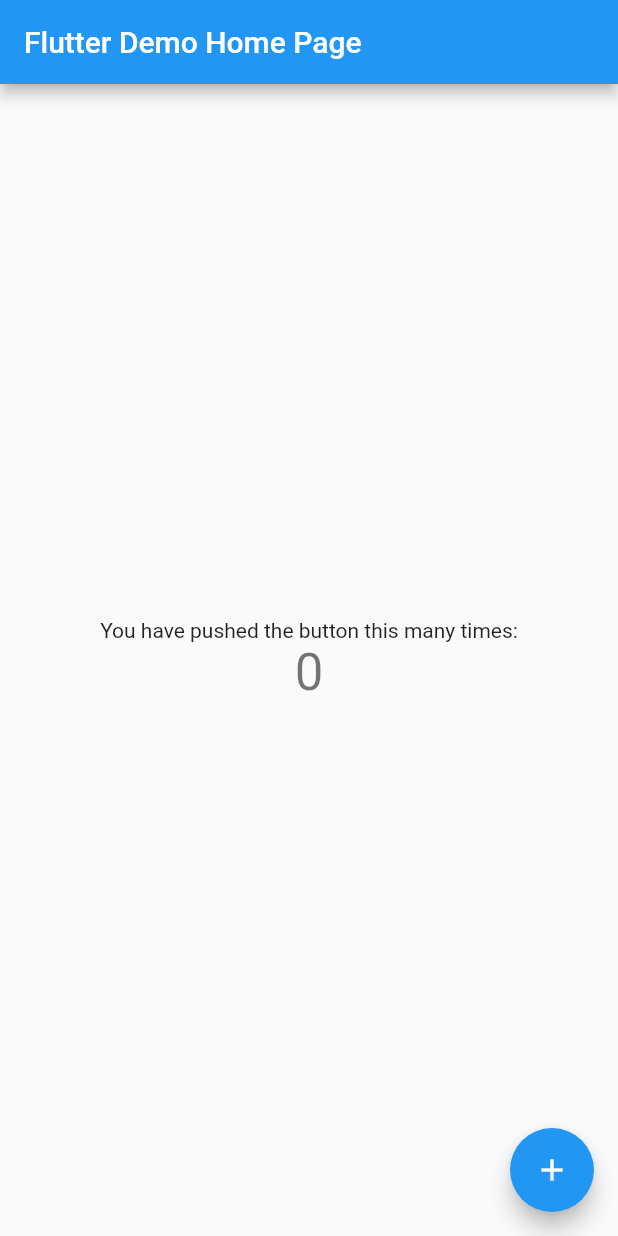
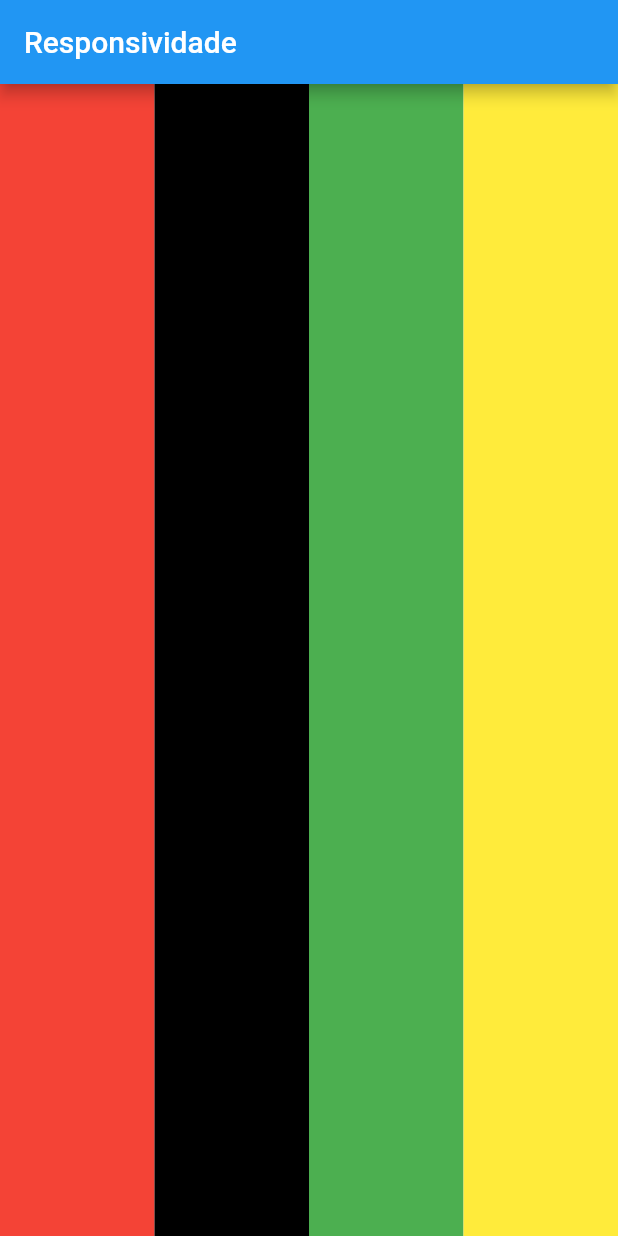
Before and after one commit to felipeioavasso/flutterWeb, a Flutter app: the screen it shows after launch, on a phone screen of 412 x 824 dp. Run offline on Flutter 3.47's test engine with Material 2 defaults, Android fonts, the phone set to English and light mode, and no system bars.

Commit message:
Responsividade com MediaQuery

```diff
--- a/lib/main.dart
+++ b/lib/main.dart
@@ -1,115 +1,11 @@
 import 'package:flutter/material.dart';
+import 'package:flutter_web_aula/responsividade/responsividade_media_query.dart';
 
 void main() {
-  runApp(const MyApp());
+  runApp(const MaterialApp(
+    debugShowCheckedModeBanner: false,
+    title: 'Flutter Web',
+    home: ResponsividadeMediaQuery(),
+
+  ));
 }
-
-class MyApp extends StatelessWidget {
-  const MyApp({Key? key}) : super(key: key);
-
-  // This widget is the root of your application.
-  @override
-  Widget build(BuildContext context) {
-    return MaterialApp(
-      title: 'Flutter Demo',
-      theme: ThemeData(
-        // This is the theme of your application.
-        //
-        // Try running your application with "flutter run". You'll see the
-        // application has a blue toolbar. Then, without quitting the app, try
-        // changing the primarySwatch below to Colors.green and then invoke
-        // "hot reload" (press "r" in the console where you ran "flutter run",
-        // or simply save your changes to "hot reload" in a Flutter IDE).
-        // Notice that the counter didn't reset back to zero; the application
-        // is not restarted.
-        primarySwatch: Colors.blue,
-      ),
-      home: const MyHomePage(title: 'Flutter Demo Home Page'),
-    );
-  }
-}
-
-class MyHomePage extends StatefulWidget {
-  const MyHomePage({Key? key, required this.title}) : super(key: key);
-
-  // This widget is the home page of your application. It is stateful, meaning
-  // that it has a State object (defined below) that contains fields that affect
-  // how it looks.
-
-  // This class is the configuration for the state. It holds the values (in this
-  // case the title) provided by the parent (in this case the App widget) and
-  // used by the build method of the State. Fields in a Widget subclass are
-  // always marked "final".
-
-  final String title;
-
-  @override
-  State<MyHomePage> createState() => _MyHomePageState();
-}
-
-class _MyHomePageState extends State<MyHomePage> {
-  int _counter = 0;
-
-  void _incrementCounter() {
-    setState(() {
-      // This call to setState tells the Flutter framework that something has
-      // changed in this State, which causes it to rerun the build method below
-      // so that the display can reflect the updated values. If we changed
-      // _counter without calling setState(), then the build method would not be
-      // called again, and so nothing would appear to happen.
-      _counter++;
-    });
-  }
-
-  @override
-  Widget build(BuildContext context) {
-    // This method is rerun every time setState is called, for instance as done
-    // by the _incrementCounter method above.
-    //
-    // The Flutter framework has been optimized to make rerunning build methods
-    // fast, so that you can just rebuild anything that needs updating rather
-    // than having to individually change instances of widgets.
-    return Scaffold(
-      appBar: AppBar(
-        // Here we take the value from the MyHomePage object that was created by
-        // the App.build method, and use it to set our appbar title.
-        title: Text(widget.title),
-      ),
-      body: Center(
-        // Center is a layout widget. It takes a single child and positions it
-        // in the middle of the parent.
-        child: Column(
-          // Column is also a layout widget. It takes a list of children and
-          // arranges them vertically. By default, it sizes itself to fit its
-          // children horizontally, and tries to be as tall as its parent.
-          //
-          // Invoke "debug painting" (press "p" in the console, choose the
-          // "Toggle Debug Paint" action from the Flutter Inspector in Android
-          // Studio, or the "Toggle Debug Paint" command in Visual Studio Code)
-          // to see the wireframe for each widget.
-          //
-          // Column has various properties to control how it sizes itself and
-          // how it positions its children. Here we use mainAxisAlignment to
-          // center the children vertically; the main axis here is the vertical
-          // axis because Columns are vertical (the cross axis would be
-          // horizontal).
-          mainAxisAlignment: MainAxisAlignment.center,
-          children: <Widget>[
-            const Text(
-              'You have pushed the button this many times:',
-            ),
-            Text(
-              '$_counter',
-              style: Theme.of(context).textTheme.headline4,
-            ),
-          ],
-        ),
-      ),
-      floatingActionButton: FloatingActionButton(
-        onPressed: _incrementCounter,
-        tooltip: 'Increment',
-        child: const Icon(Icons.add),
-      ), // This trailing comma makes auto-formatting nicer for build methods.
-    );
-  }
-}
--- /dev/null
+++ b/lib/responsividade/responsividade_media_query.dart
@@ -0,0 +1,63 @@
+import 'package:flutter/material.dart';
+
+class ResponsividadeMediaQuery extends StatefulWidget {
+  const ResponsividadeMediaQuery({Key? key}) : super(key: key);
+
+  @override
+  State<ResponsividadeMediaQuery> createState() => _ResponsividadeMediaQueryState();
+}
+
+class _ResponsividadeMediaQueryState extends State<ResponsividadeMediaQuery> {
+  @override
+  Widget build(BuildContext context) {
+
+    // Responsividade com Media Query
+    var largura = MediaQuery.of(context).size.width;
+    var altura = MediaQuery.of(context).size.height;
+
+    // Responsividade com Media Query para barra de status e appbar
+    var alturaBarraStatus = MediaQuery.of(context).padding.top;
+    var alturaAppBar = AppBar().preferredSize.height;
+
+    // Responsividade relativa
+    var larguraItem = largura * 0.25;
+
+    return Scaffold(
+
+      appBar: AppBar(
+        title: const Text('Responsividade'),
+      ),
+
+      body: Row(
+        children: <Widget>[
+
+          Container(
+            width: larguraItem,
+            height: altura - alturaAppBar - alturaBarraStatus,
+            color: Colors.red
+          ),
+
+          Container(
+            width: larguraItem,
+            height: altura - alturaAppBar - alturaBarraStatus,
+            color: Colors.black
+          ),
+
+          Container(
+            width: larguraItem,
+            height: altura - alturaAppBar - alturaBarraStatus,
+            color: Colors.green
+          ),
+
+          Container(
+            width: larguraItem,
+            height: altura - alturaAppBar - alturaBarraStatus,
+            color: Colors.yellow
+          ),
+
+        ],
+      ),
+
+    );
+  }
+}
```
Also changed, not shown: 1 other file.
